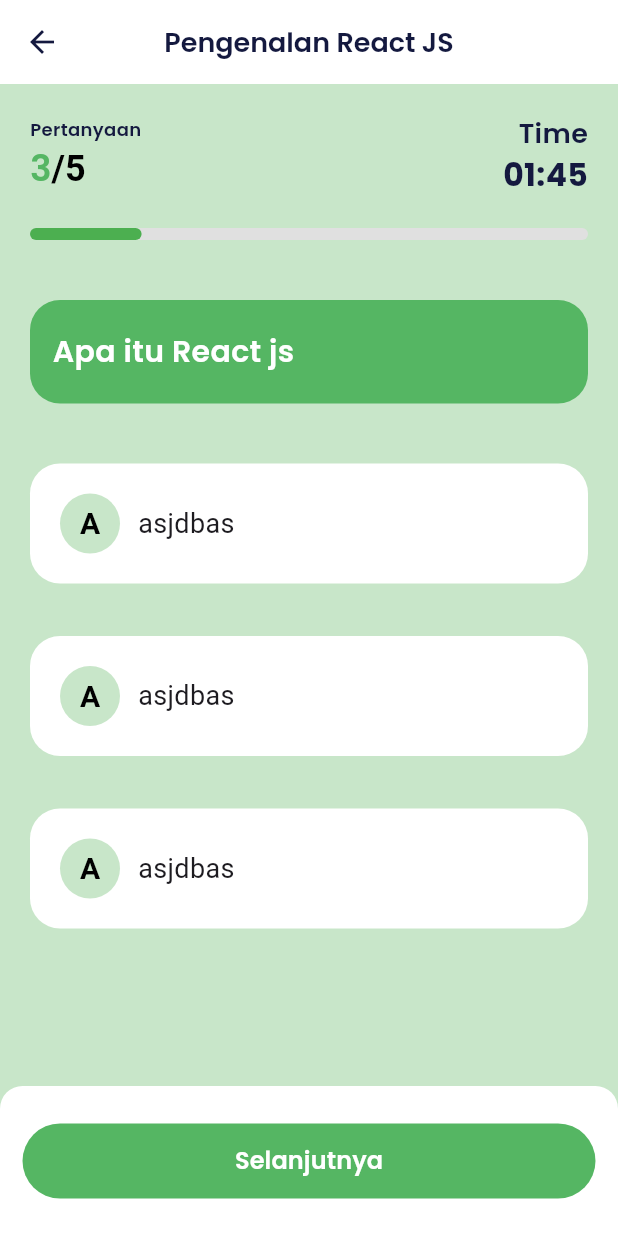
After one commit to yowxy/Ngodingin, a Flutter app: the QuizPages screen opened by its route, on a phone screen of 412 x 824 dp. The commit adds this screen. Run offline on Flutter 3.47's test engine with Material 3 defaults, Android fonts, the light colour scheme and no system bars; our stand-ins replace google_fonts.

Commit message:
feat: slicing Quiz screen

```diff
--- a/lib/features/auth/signup_pages.dart
+++ b/lib/features/auth/signup_pages.dart
@@ -1,5 +1,6 @@
 import 'package:flutter/cupertino.dart';
 import 'package:flutter/material.dart';
+import 'package:hology_fe/features/email-verification/email-verification_screen.dart';
 import 'package:hology_fe/features/widgets/form.dart';
 import 'package:hology_fe/features/widgets/button.dart';
 import 'package:hology_fe/shared/theme.dart';
@@ -46,7 +47,7 @@
               margin: const EdgeInsets.symmetric(vertical: 20),
               decoration: const BoxDecoration(
                 image: DecorationImage(
-                  image: AssetImage('assets/auth_image_bg.png'),
+                  image: AssetImage('assets/images/auth_image_bg.png'),
                 ),
               ),
             ),
@@ -120,21 +121,19 @@
 
             // Tombol daftar
               CustomButton(
-              title: 'Daftar',
-              width: 388,
+          title: 'Register',
+          width: 350,
           height: 55,
           onPressed: () {
-                // Gunakan CupertinoPageRoute biar bisa swipe-back
-                Navigator.pushAndRemoveUntil(
+            Navigator.push(
               context,
               MaterialPageRoute(
-                    builder: (context) => const Placeholder(),
-                    // ganti Placeholder dengan halaman "ChosePreferencesPage"
+                builder: (context) => emailVerificationPages(), // ganti dengan halaman tujuanmu
               ),
-                  (route) => false,
             );
           },
         ),
+
 
             const SizedBox(height: 30),
 
--- a/lib/features/chose_prefrences/chose.prefrences.dart
+++ b/lib/features/chose_prefrences/chose.prefrences.dart
@@ -1,5 +1,6 @@
 import 'package:flutter/material.dart';
 import 'package:hology_fe/features/chose_prefrences/widget/CustomButtonRefrences.dart';
+import 'package:hology_fe/features/quiz/quiz_screen.dart';
 import 'package:hology_fe/features/widgets/button.dart';
 import 'package:hology_fe/shared/theme.dart';
 
@@ -63,7 +64,20 @@
                   ],
                 ),
               ),
-              CustomButton(title: 'Simpan', width: double.infinity, height: 47),
+               CustomButton(
+          title: 'Simpan',
+          width: 350,
+          height: 55,
+          onPressed: () {
+            Navigator.push(
+              context,
+              MaterialPageRoute(
+                builder: (context) => QuizPages(), // ganti dengan halaman tujuanmu
+              ),
+            );
+          },
+        ),
+
             ],
           ),
         ),
--- a/lib/features/email-verification/email-verification_screen.dart
+++ b/lib/features/email-verification/email-verification_screen.dart
@@ -88,7 +88,7 @@
                 const SizedBox(height: 50,),
 
                  CustomButton(
-            title: 'Register',
+            title: 'Verifikasi',
             width: 350,
             height: 55,
             onPressed: () {
--- a/lib/features/pages/splash_screen.dart
+++ b/lib/features/pages/splash_screen.dart
@@ -1,7 +1,6 @@
 import 'package:flutter/material.dart';
 import 'package:flutter/gestures.dart';
 import 'package:hology_fe/features/auth/signup_pages.dart';
-import 'package:hology_fe/features/email-verification/email-verification_screen.dart';
 import 'package:hology_fe/features/widgets/button.dart';
 import 'package:hology_fe/shared/theme.dart';
 
@@ -50,7 +49,7 @@
             Navigator.push(
               context,
               MaterialPageRoute(
-                builder: (context) => emailVerificationPages(), // ganti dengan halaman tujuanmu
+                builder: (context) => SignupPages(), // ganti dengan halaman tujuanmu
               ),
             );
           },
--- /dev/null
+++ b/lib/features/quiz/quiz_screen.dart
@@ -0,0 +1,166 @@
+import 'package:flutter/material.dart';
+import 'package:hology_fe/features/quiz/widget/buttonQuiz.dart';
+import 'package:hology_fe/features/quiz/widget/nextButton.dart';
+import 'package:hology_fe/features/quiz/widget/textQuiz.dart';
+import 'package:hology_fe/shared/theme.dart';
+
+class QuizPages extends StatelessWidget {
+  const QuizPages({super.key});
+
+  @override
+  Widget build(BuildContext context) {
+    return Scaffold(
+      appBar: AppBar(
+        leading: IconButton(
+          icon: const Icon(Icons.arrow_back),
+          onPressed: () {
+            Navigator.pushNamedAndRemoveUntil(
+              context,
+              '/chose-prefrences',
+              (route) => false,
+            );
+          },
+        ),
+        title: Text(
+          'Pengenalan React JS',
+          style: blackTextStyle.copyWith(fontWeight: semibold, fontSize: 18),
+        ),
+        centerTitle: true,
+        backgroundColor: Colors.white,
+        elevation: 0,
+      ),
+      body: SafeArea(
+        child: Container(
+          color: Colors.green[100],
+          child: Stack(
+            children: [
+              Padding(
+                padding: const EdgeInsets.all(20),
+                child: Column(
+                  children: [
+                    Row(
+                      mainAxisAlignment: MainAxisAlignment.spaceBetween,
+                      children: [
+                        Column(
+                          crossAxisAlignment: CrossAxisAlignment.start,
+                          children: [
+                            Text(
+                              "Pertanyaan",
+                              style: blackTextStyle.copyWith(
+                                fontWeight: semibold,
+                                fontSize: 12,
+                              ),
+                            ),
+                            RichText(
+                              text: TextSpan(
+                                text: '3',
+                                style: greenTextStyle.copyWith(
+                                  fontWeight: semibold,
+                                  fontSize: 24,
+                                ),
+                                children: [
+                                  TextSpan(
+                                    text: '/5',
+                                    style: const TextStyle(
+                                      color: Colors.black,
+                                      fontSize: 24,
+                                      fontWeight: FontWeight.bold,
+                                    ),
+                                  ),
+                                ],
+                              ),
+                            ),
+                          ],
+                        ),
+                        Column(
+                          crossAxisAlignment: CrossAxisAlignment.end,
+                          children: [
+                            Text(
+                              "Time",
+                              style: blackTextStyle.copyWith(
+                                fontWeight: semibold,
+                                fontSize: 18,
+                              ),
+                            ),
+                            Text(
+                              "01:45",
+                              style: blackTextStyle.copyWith(
+                                fontWeight: bold,
+                                fontSize: 21,
+                              ),
+                            ),
+                          ],
+                        ),
+                      ],
+                    ),
+
+                    const SizedBox(height: 20),
+
+                    // Progress bar
+                    LinearProgressIndicator(
+                      value: 1 / 5,
+                      minHeight: 8,
+                      color: Colors.green,
+                      backgroundColor: Colors.grey[300],
+                      borderRadius: BorderRadius.circular(10),
+                    ),
+
+                    const SizedBox(height: 20),
+
+                    Expanded(
+                      child: ListView(
+                        children: [
+                          textQuiz(
+                            text: 'Apa itu React js',
+                            height: 90,
+                            width: 382,
+                          ),
+                          const SizedBox(height: 20),
+                          ButtonQuiz(
+                            text: 'asjdbas',
+                            width: double.infinity,
+                            height: 52,
+                          ),
+                          const SizedBox(height: 15),
+                          ButtonQuiz(
+                            text: 'asjdbas',
+                            width: double.infinity,
+                            height: 52,
+                          ),
+                          const SizedBox(height: 15),
+                          ButtonQuiz(
+                            text: 'asjdbas',
+                            width: double.infinity,
+                            height: 52,
+                          ),
+                        ],
+                      ),
+                    ),
+                  ],
+                ),
+              ),
+              Positioned(
+                left: 0,
+                right: 0,
+                bottom: 0,
+                child: Container(
+                  height: 100,
+                  padding: EdgeInsets.symmetric(horizontal: 15,vertical: 25),
+                  decoration: BoxDecoration(
+                    color: whiteColor,
+                    borderRadius: BorderRadius.vertical(top: Radius.circular(15))
+                  ),
+                  child: nextButtonQuiz(
+                    text: 'Selanjutnya',
+                    width: double.infinity,
+                    height: 30,
+                  ),
+                ),
+              ),
+            ],
+          ),
+        ),
+      ),
+    );
+  }
+}
--- /dev/null
+++ b/lib/features/quiz/widget/buttonQuiz.dart
@@ -0,0 +1,68 @@
+import 'package:flutter/material.dart';
+import 'package:hology_fe/shared/theme.dart';
+
+class ButtonQuiz extends StatefulWidget {
+  final String text;
+  final double width;
+  final double height;
+
+  const ButtonQuiz({
+    required this.text,
+    required this.width,
+    required this.height,
+    super.key,
+  });
+
+  @override
+  State<ButtonQuiz> createState() => _ButtonQuizState();
+}
+
+class _ButtonQuizState extends State<ButtonQuiz> {
+  bool _isClicked = false;
+
+  void _handleTap() {
+    setState(() {
+      _isClicked = !_isClicked; // toggle warna
+    });
+  }
+
+  @override
+  Widget build(BuildContext context) {
+    return GestureDetector(
+      onTap: _handleTap,
+      child: Container(
+        width: widget.width,
+        margin: const EdgeInsets.only(top: 20),
+        padding: const EdgeInsets.symmetric(horizontal: 20, vertical: 20),
+        decoration: BoxDecoration(
+          color: _isClicked ? Colors.green : Colors.white,
+          borderRadius: BorderRadius.circular(20),
+        ),
+        child: Row(
+        children: [
+          CircleAvatar(
+            radius: 20,
+            backgroundColor: Colors.green[100],
+            child: Text(
+              'A',
+              style: TextStyle(
+                color: Colors.black,
+                fontSize: 20,
+                fontWeight: FontWeight.bold,
+              ),
+            ),
+          ),
+          const SizedBox(width: 12),
+          Expanded(
+            child: Text(
+              widget.text,
+              style: TextStyle(fontSize: 18),
+            ),
+          ),
+        ],
+      )
+
+      ),
+    );
+  }
+}
--- /dev/null
+++ b/lib/features/quiz/widget/nextButton.dart
@@ -0,0 +1,42 @@
+import 'package:flutter/material.dart';
+import 'package:hology_fe/shared/theme.dart';
+
+class nextButtonQuiz extends StatelessWidget {
+  final String text;
+  final double width;
+  final double height;
+  final VoidCallback? onPressed;
+
+  const nextButtonQuiz({
+    required this.text,
+    required this.width,
+    required this.height,
+    this.onPressed,
+    super.key
+    });
+
+  @override
+  Widget build(BuildContext context) {
+   return SizedBox(
+
+        width: width,
+        height: height,
+        child: TextButton(
+          onPressed: onPressed,
+          style: TextButton.styleFrom(
+            backgroundColor: greenColor,
+            shape: RoundedRectangleBorder(
+              borderRadius: BorderRadius.circular(56),
+            ),
+          ),
+          child: Text(
+            text,
+            style: whiteTextStyle.copyWith(
+              fontSize: 16,
+              fontWeight: semibold,
+            ),
+          ),
+        ),
+      );
+  }
+}
--- /dev/null
+++ b/lib/features/quiz/widget/textQuiz.dart
@@ -0,0 +1,38 @@
+import 'package:flutter/material.dart';
+import 'package:hology_fe/shared/theme.dart';
+
+// ignore: camel_case_types
+class textQuiz extends StatelessWidget {
+  final String text;
+    final double width;
+    final double height;
+
+  const textQuiz({
+    required this.text,
+    required this.height,
+    required this.width,
+    super.key
+    });
+
+  @override
+  Widget build(BuildContext context) {
+    return Container(
+      width: width,
+        margin: EdgeInsets.only(top: 20),
+       padding: const EdgeInsets.symmetric(horizontal: 15, vertical: 20), // jangan kebesaran
+        decoration: BoxDecoration(
+          color: greenColor,
+          borderRadius: BorderRadius.circular(20),
+        ),
+        child:
+        Text(
+          text,
+          style: whiteTextStyle.copyWith(
+            fontWeight: semibold,
+            fontSize: 20,
+          ),
+            overflow: TextOverflow.ellipsis,
+        ),
+    );
+  }
+}
--- a/lib/main.dart
+++ b/lib/main.dart
@@ -7,7 +7,9 @@
 import 'package:hology_fe/features/forgot-password/forgot-password_screen.dart';
 import 'package:hology_fe/features/forgot-password/reset-password_screen.dart';
 import 'package:hology_fe/features/pages/splash_screen.dart';
+import 'package:hology_fe/features/quiz/quiz_screen.dart';
 import 'package:hology_fe/shared/theme.dart';
+
 
 void main() {
   runApp(const MyApp());
@@ -42,6 +44,7 @@
         '/email-verification': (context) => emailVerificationPages(),
         '/resend-verivication': (context) => resendVerifPages(),
         '/chose-prefrences': (context) => choosePrefrencesPages(),
+        '/quiz': (context) => QuizPages(),
        },
     );
   }
```
Lines whose indentation alone changed are shown as unchanged.
